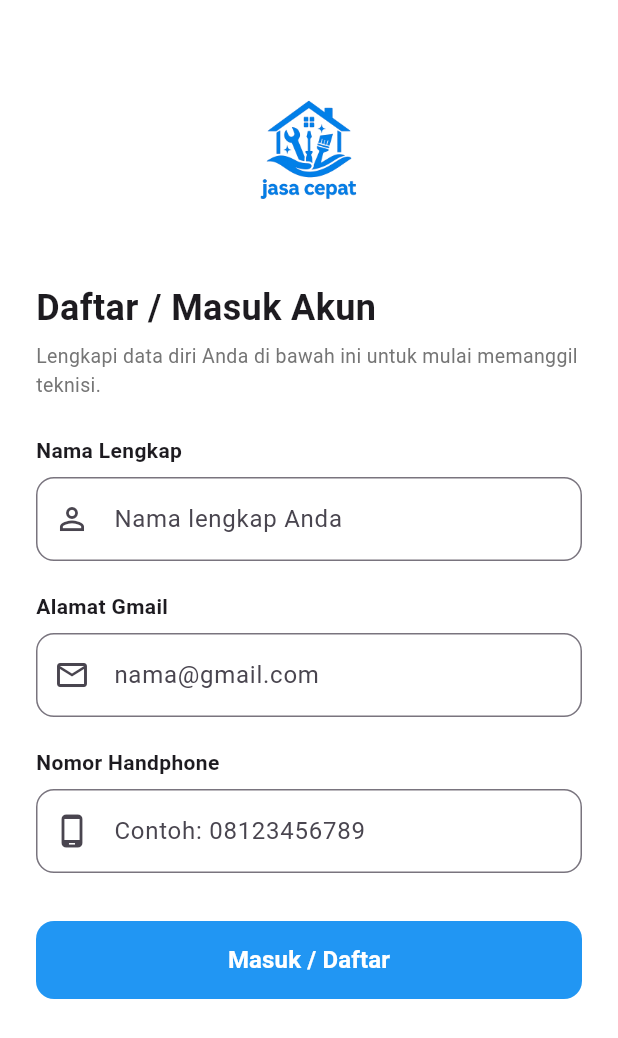
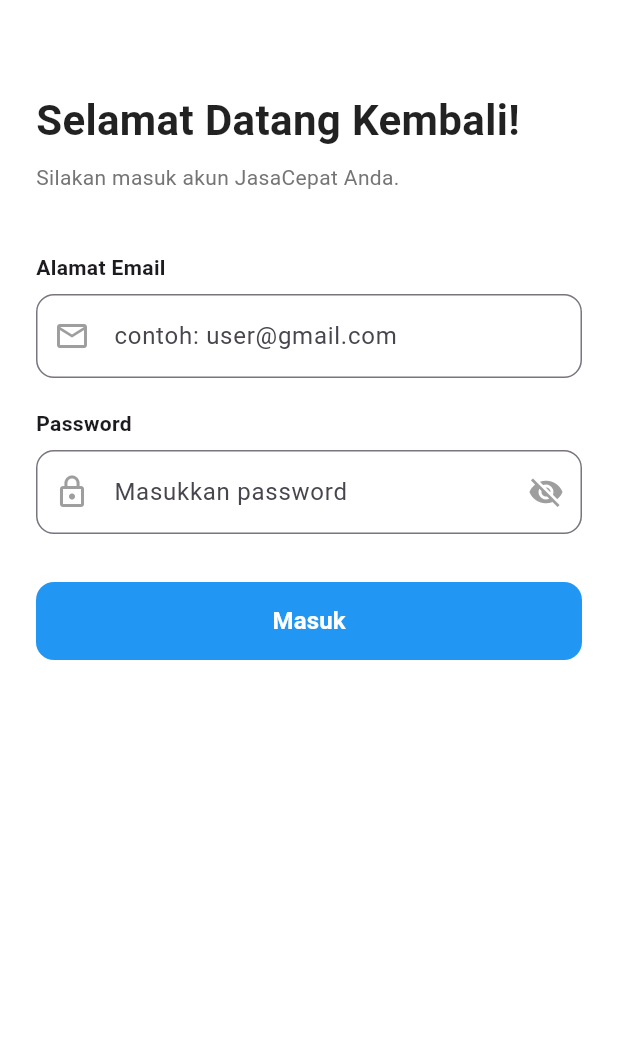
Before and after one commit to ardhiansyah190606/jasa_cepat, a Flutter app: the screen it shows after launch, on a phone screen of 412 x 824 dp. Shown: the top 1038 px of the screen. Run offline on Flutter 3.47's test engine with Material 3 defaults, Android fonts, the phone set to English and light mode, and no system bars; our stand-ins replace dio, flutter_map, latlong2.

Commit message:
docs: add PRD and task list; clean login screen

```diff
--- a/lib/features/auth/screen/login_screen.dart
+++ b/lib/features/auth/screen/login_screen.dart
@@ -1,4 +1,5 @@
 import 'package:flutter/material.dart';
+import 'package:jasa_cepat/features/admin/screen/admin_screen.dart';
 import 'package:jasa_cepat/features/auth/screen/home_screen.dart';
 
 class LoginScreen extends StatefulWidget {
@@ -9,21 +10,15 @@ class LoginScreen extends StatefulWidget {
 }
 
 class _LoginScreenState extends State<LoginScreen> {
-  final _nameController = TextEditingController();
-  final _phoneController = TextEditingController();
-  final _emailController = TextEditingController();
   final _formKey = GlobalKey<FormState>();
-
-  @override
-  void initState() {
-    super.initState();
-  }
+  final TextEditingController _emailController = TextEditingController();
+  final TextEditingController _passwordController = TextEditingController();
+  bool _isPasswordVisible = false;
 
   @override
   void dispose() {
-    _nameController.dispose();
-    _phoneController.dispose();
     _emailController.dispose();
+    _passwordController.dispose();
     super.dispose();
   }
 
@@ -33,106 +28,117 @@ class _LoginScreenState extends State<LoginScreen> {
       backgroundColor: Colors.white,
       body: SafeArea(
         child: SingleChildScrollView(
-          padding: const EdgeInsets.all(24.0),
+          padding: const EdgeInsets.symmetric(horizontal: 24.0, vertical: 40.0),
           child: Form(
             key: _formKey,
             child: Column(
               crossAxisAlignment: CrossAxisAlignment.start,
               children: [
                 const SizedBox(height: 20),
-
-                // LOGO ANDALAN KELOMPOK 9 YANG SUDAH BERHASIL MUNCUL
-                Center(
-                  child: Image.asset(
-                    'assets/images/Logo.png',
-                    height: 120,
-                    fit: BoxFit.contain,
-                  ),
+                const Text(
+                  'Selamat Datang Kembali!',
+                  style: TextStyle(fontSize: 28, fontWeight: FontWeight.bold, color: Colors.black87),
                 ),
-                const SizedBox(height: 24),
-                const Text('Daftar / Masuk Akun', style: TextStyle(fontSize: 24, fontWeight: FontWeight.bold)),
-                const SizedBox(height: 6),
-                Text('Lengkapi data diri Anda di bawah ini untuk mulai memanggil teknisi.', style: TextStyle(fontSize: 13, color: Colors.grey[600])),
-                const SizedBox(height: 24),
-
-                // Input Nama
-                const Text('Nama Lengkap', style: TextStyle(fontWeight: FontWeight.bold)),
                 const SizedBox(height: 8),
-                TextFormField(
-                  controller: _nameController,
-                  decoration: InputDecoration(
-                    hintText: 'Nama lengkap Anda',
-                    prefixIcon: const Icon(Icons.person_outline),
-                    border: OutlineInputBorder(borderRadius: BorderRadius.circular(12))
-                  ),
-                  validator: (value) => value == null || value.trim().isEmpty ? 'Nama tidak boleh kosong' : null,
+                Text(
+                  'Silakan masuk akun JasaCepat Anda.',
+                  style: TextStyle(fontSize: 14, color: Colors.grey[600]),
                 ),
-                const SizedBox(height: 20),
+                const SizedBox(height: 40),
 
                 // Input Email
-                const Text('Alamat Gmail', style: TextStyle(fontWeight: FontWeight.bold)),
+                const Text('Alamat Email', style: TextStyle(fontWeight: FontWeight.bold, fontSize: 14)),
                 const SizedBox(height: 8),
                 TextFormField(
                   controller: _emailController,
+                  keyboardType: TextInputType.emailAddress,
                   decoration: InputDecoration(
-                    hintText: 'nama@gmail.com',
-                    prefixIcon: const Icon(Icons.email_outlined),
-                    border: OutlineInputBorder(borderRadius: BorderRadius.circular(12))
+                    hintText: 'contoh: user@gmail.com',
+                    prefixIcon: const Icon(Icons.email_outlined, color: Colors.grey),
+                    border: OutlineInputBorder(borderRadius: BorderRadius.circular(12)),
+                    contentPadding: const EdgeInsets.symmetric(vertical: 16),
                   ),
                   validator: (value) {
-                    if (value == null || value.isEmpty) return 'Gmail tidak boleh kosong';
-                    if (!value.contains('@')) return 'Format Gmail salah';
+                    if (value == null || value.isEmpty) {
+                      return 'Email tidak boleh kosong';
+                    }
+                    if (!RegExp(r'^[\w-\.]+@([\w-]+\.)+[\w-]{2,4}$').hasMatch(value)) {
+                      return 'Masukkan format email yang valid';
+                    }
                     return null;
                   },
                 ),
                 const SizedBox(height: 20),
 
-                // Input Nomor HP - BAGIAN YANG DIPERBAIKI AGAR TETAP DAN TIDAK HILANG
-                const Text('Nomor Handphone', style: TextStyle(fontWeight: FontWeight.bold)),
+                // Input Password
+                const Text('Password', style: TextStyle(fontWeight: FontWeight.bold, fontSize: 14)),
                 const SizedBox(height: 8),
                 TextFormField(
-                  controller: _phoneController,
-                  keyboardType: TextInputType.phone,
-                  // Menghilangkan prefixText eksternal agar teks tidak tabrakan dengan keyboard bawaan HP
+                  controller: _passwordController,
+                  obscureText: !_isPasswordVisible,
                   decoration: InputDecoration(
-                    hintText: 'Contoh: 08123456789',
-                    prefixIcon: const Icon(Icons.phone_android_outlined),
+                    hintText: 'Masukkan password',
+                    prefixIcon: const Icon(Icons.lock_outline, color: Colors.grey),
+                    suffixIcon: IconButton(
+                      icon: Icon(_isPasswordVisible ? Icons.visibility : Icons.visibility_off, color: Colors.grey),
+                      onPressed: () => setState(() => _isPasswordVisible = !_isPasswordVisible),
+                    ),
                     border: OutlineInputBorder(borderRadius: BorderRadius.circular(12)),
+                    contentPadding: const EdgeInsets.symmetric(vertical: 16),
                   ),
-                  // Validator diperkuat agar input nomor HP wajib diisi angka valid
                   validator: (value) {
-                    if (value == null || value.trim().isEmpty) {
-                      return 'Nomor HP tidak boleh kosong';
-                    }
-                    if (value.trim().length < 9) {
-                      return 'Nomor HP terlalu pendek';
+                    if (value == null || value.isEmpty) {
+                      return 'Password tidak boleh kosong';
                     }
                     return null;
                   },
                 ),
                 const SizedBox(height: 32),
 
-                // Tombol Masuk
+                // Tombol login dengan validasi akun demo
                 SizedBox(
                   width: double.infinity,
                   height: 52,
                   child: ElevatedButton(
                     onPressed: () {
                       if (_formKey.currentState!.validate()) {
-                        Navigator.pushReplacement(
-                          context,
-                          MaterialPageRoute(builder: (context) => const HomeScreen())
-                        );
+                        String email = _emailController.text.trim();
+                        String password = _passwordController.text.trim();
+
+                        // Validasi akun demo
+                        if (email == 'admin@gmail.com' && password == 'admin123') {
+                          // Arahkan ke halaman admin
+                          Navigator.pushReplacement(
+                            context,
+                            MaterialPageRoute(builder: (context) => const AdminDashboard()),
+                          );
+                        } else if (email == 'user@gmail.com' && password == 'user123') {
+                          // Arahkan ke halaman utama pengguna
+                          Navigator.pushReplacement(
+                            context,
+                            MaterialPageRoute(builder: (context) => const HomeScreen()),
+                          );
+                        } else {
+                          // Tampilkan pesan jika akun tidak valid
+                          ScaffoldMessenger.of(context).showSnackBar(
+                            const SnackBar(
+                              content: Text('Email atau Password salah!\nUser: user@gmail.com (user123)\nAdmin: admin@gmail.com (admin123)'),
+                              backgroundColor: Colors.red,
+                              duration: Duration(seconds: 4),
+                            ),
+                          );
+                        }
                       }
                     },
                     style: ElevatedButton.styleFrom(
                       backgroundColor: Colors.blue,
+                      foregroundColor: Colors.white,
                       shape: RoundedRectangleBorder(borderRadius: BorderRadius.circular(12)),
-                      elevation: 0
+                      elevation: 0,
                     ),
-                    child: const Text('Masuk / Daftar', style: TextStyle(color: Colors.white, fontWeight: FontWeight.bold, fontSize: 16)),
+                    child: const Text('Masuk', style: TextStyle(fontSize: 16, fontWeight: FontWeight.bold)),
                   ),
-                )
+                ),
               ],
             ),
           ),
```
Also changed, not shown: 2 other files.
